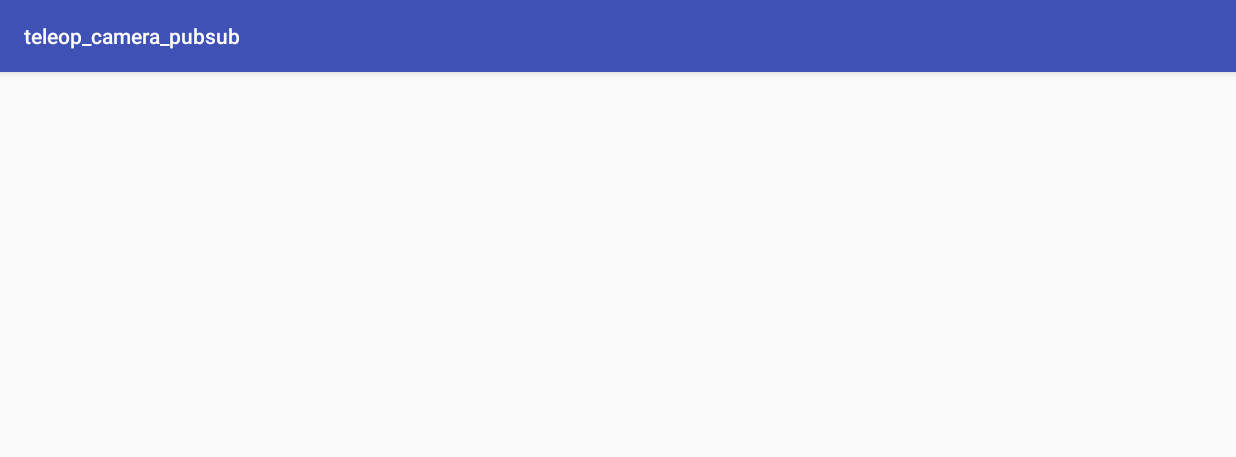
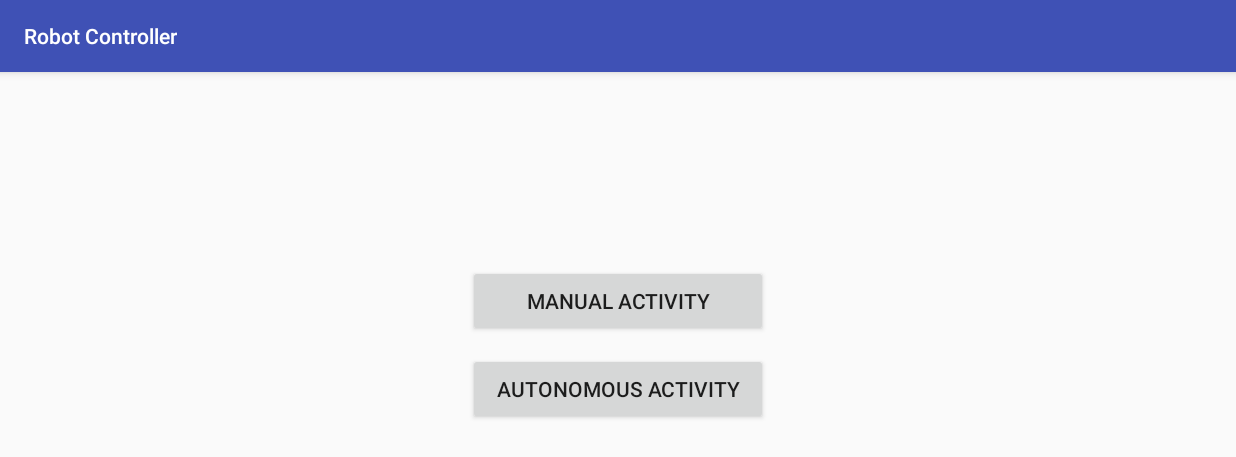
Before and after one commit to adhithadias/ros-android-rosjava-imagetransport-aumented-reality, an Android app: the screen it shows after launch (MainActivity), on a phone screen of 824 x 412 dp (held sideways). Shown: the top 457 px of the screen. Run offline under Robolectric (Android 15) with nearby library versions, the phone set to English and light mode, and no system bars; libraries missing offline, so code that uses them is left out: org.ros.node; plain views replace RosImageView.

Commit message:
Added activity chooser

```diff
--- a/build.gradle
+++ b/build.gradle
@@ -1,9 +1,9 @@
-
 dependencies {
     compile 'org.ros.android_core:android_15:[0.3,0.4)'
     compile 'org.ros.rosjava_messages:ar_track_alvar_msgs:0.7.+'
     //compile 'com.github.rosjava.android_remocons:common_tools:[0.2,0.3)'
     //compile 'org.ros.android_core:android_15:[0.3,0.4)'
+//    compile 'com.android.support.constraint:constraint-layout:1.1.3'
 }
 
 apply plugin: 'com.android.application'
--- a/src/main/java/org/ros/android/teleop_camera_pubsub/MainActivity.java
+++ b/src/main/java/org/ros/android/teleop_camera_pubsub/MainActivity.java
@@ -1,11 +1,15 @@
 package org.ros.android.teleop_camera_pubsub;
 
+import android.content.Intent;
 import android.os.Bundle;
+import android.support.v7.app.AppCompatActivity;
 import android.util.Log;
 import android.view.MotionEvent;
 import android.view.View;
 import android.view.Window;
 import android.view.WindowManager;
+import android.widget.Button;
+import android.widget.Toast;
 
 import org.ros.android.MessageCallable;
 import org.ros.address.InetAddressFactory;
@@ -22,66 +26,88 @@ import std_msgs.String;
 import static android.content.ContentValues.TAG;
 
 /**
- * @author ethan.rublee@gmail.com (Ethan Rublee)
- * @author damonkohler@google.com (Damon Kohler)
+ * @author adhithadias27@gmail.com (Adhitha Dias)
  */
-public class MainActivity extends RosActivity {
 
-    private CameraImageView cameraImageView;
-    private RosComNode rosComNode;
-    private GameView gameView;
-    private android.util.Log logger;
-    private boolean method = true;
 
-    public MainActivity() {
-        super("ImageTutorial", "ImageTutorial");
+//public class MainActivity extends RosActivity {
+//
+//    private CameraImageView cameraImageView;
+//    private RosComNode rosComNode;
+//    private GameView gameView;
+//    private android.util.Log logger;
+//    private boolean method = true;
+//
+//    public MainActivity() {
+//        super("ImageTutorial", "ImageTutorial");
+//    }
+//
+//    @SuppressWarnings("unchecked")
+//    @Override
+//    public void onCreate(Bundle savedInstanceState) {
+//        super.onCreate(savedInstanceState);
+//        Log.d(TAG, "onCreate: Testing 1 ...");
+//
+//        // remove title
+//        requestWindowFeature(Window.FEATURE_NO_TITLE);
+//        getWindow().setFlags(WindowManager.LayoutParams.FLAG_FULLSCREEN,
+//                WindowManager.LayoutParams.FLAG_FULLSCREEN);
+//
+//        if(method) {
+//            gameView = new GameView(this);
+//            setContentView(gameView);
+//
+//            rosComNode = new RosComNode();
+//            rosComNode.setMessageToBitmapCallable(new BitmapFromCompressedImage());
+//        }else{
+//            setContentView(R.layout.activity_main);
+//            cameraImageView = (CameraImageView) findViewById(R.id.image);
+//            cameraImageView.setMessageToBitmapCallable(new BitmapFromCompressedImage());
+//        }
+//
+//    }
+//
+//    @Override
+//    protected void init(NodeMainExecutor nodeMainExecutor) {
+//        Log.d(TAG, "init: Creating talkers and listeners...");
+//
+//        Log.d(TAG, "init: Executing all ros nodes");
+//        NodeConfiguration nodeConfiguration =
+//                NodeConfiguration.newPublic(InetAddressFactory.newNonLoopback().getHostAddress(),
+//                        getMasterUri());
+//
+//        final int random = new Random().nextInt(61) + 20;
+//
+//        if (method) {
+//            nodeMainExecutor.execute(rosComNode, nodeConfiguration.setNodeName("android/video_view" + random));
+//            nodeMainExecutor.execute(gameView, nodeConfiguration.setNodeName("android/commands" + random));
+//        }else{
+//            nodeMainExecutor.execute(cameraImageView, nodeConfiguration.setNodeName("android/video_view" + random));
+//        }
+//        NodeConfiguration extraNodeConfiguration = NodeConfiguration.newPublic(getRosHostname());
+//        extraNodeConfiguration.setMasterUri(getMasterUri());
+//        Log.d(TAG, "init: all nodes are executed!!!");
+//    }
+//}
+
+public class MainActivity extends AppCompatActivity {
+    @Override
+    protected void onCreate(Bundle savedInstanceState) {
+        super.onCreate(savedInstanceState);
+        setContentView(R.layout.activity_main);
+
+        configureButton();
     }
 
-    @SuppressWarnings("unchecked")
-    @Override
-    public void onCreate(Bundle savedInstanceState) {
-        super.onCreate(savedInstanceState);
-        Log.d(TAG, "onCreate: Testing 1 ...");
+    void configureButton(){
+        Button manualActivityButton = (Button) findViewById(R.id.manualActivityButton);
 
-        // remove title
-        requestWindowFeature(Window.FEATURE_NO_TITLE);
-        getWindow().setFlags(WindowManager.LayoutParams.FLAG_FULLSCREEN,
-                WindowManager.LayoutParams.FLAG_FULLSCREEN);
-
-        if(method) {
-
-            gameView = new GameView(this);
-            setContentView(gameView);
-
-            rosComNode = new RosComNode();
-            rosComNode.setMessageToBitmapCallable(new BitmapFromCompressedImage());
-        }else{
-            setContentView(R.layout.activity_main);
-            cameraImageView = (CameraImageView) findViewById(R.id.image);
-            cameraImageView.setMessageToBitmapCallable(new BitmapFromCompressedImage());
-        }
+        manualActivityButton.setOnClickListener(new View.OnClickListener() {
+            @Override
+            public void onClick(View v) {
+                startActivity(new Intent(MainActivity.this, ManualActivity.class));
+            }
+        });
 
     }
-
-    @Override
-    protected void init(NodeMainExecutor nodeMainExecutor) {
-        Log.d(TAG, "init: Creating talkers and listeners...");
-
-        Log.d(TAG, "init: Executing all ros nodes");
-        NodeConfiguration nodeConfiguration =
-                NodeConfiguration.newPublic(InetAddressFactory.newNonLoopback().getHostAddress(),
-                        getMasterUri());
-
-        final int random = new Random().nextInt(61) + 20;
-
-        if (method) {
-            nodeMainExecutor.execute(rosComNode, nodeConfiguration.setNodeName("android/video_view" + random));
-            nodeMainExecutor.execute(gameView, nodeConfiguration.setNodeName("android/commands" + random));
-        }else{
-            nodeMainExecutor.execute(cameraImageView, nodeConfiguration.setNodeName("android/video_view" + random));
-        }
-        NodeConfiguration extraNodeConfiguration = NodeConfiguration.newPublic(getRosHostname());
-        extraNodeConfiguration.setMasterUri(getMasterUri());
-        Log.d(TAG, "init: all nodes are executed!!!");
-    }
 }
--- a/src/main/java/org/ros/android/teleop_camera_pubsub/MainThread.java
+++ b/src/main/java/org/ros/android/teleop_camera_pubsub/MainThread.java
@@ -80,4 +80,7 @@ public class MainThread extends Thread {
     public void setRunning(boolean isRunning) {
         running = isRunning;
     }
+
+
+
 }
--- a/src/main/res/layout/activity_main.xml
+++ b/src/main/res/layout/activity_main.xml
@@ -1,14 +1,19 @@
 <?xml version="1.0" encoding="utf-8"?>
 <LinearLayout xmlns:android="http://schemas.android.com/apk/res/android"
-android:orientation="vertical" android:layout_width="fill_parent"
-android:layout_height="fill_parent">
+    xmlns:tools="http://schemas.android.com/tools"
+    android:layout_width="fill_parent"
+    android:layout_height="fill_parent"
+    android:gravity="center"
+    android:orientation="vertical">
 
-<!--
+    <!--
     <org.ros.android.view.RosImageView
         android:layout_height="fill_parent" android:src="@mipmap/icon"
         android:id="@+id/image" android:layout_width="fill_parent">
     </org.ros.android.view.RosImageView>
 -->
+
+    <!--
 
     <org.ros.android.teleop_camera_pubsub.CameraImageView
         android:layout_width="fill_parent"
@@ -16,6 +21,45 @@ android:layout_height="fill_parent">
         android:src="@mipmap/ic_launcher"
         android:id="@+id/image">
     </org.ros.android.teleop_camera_pubsub.CameraImageView>>
+
+    -->
+<!--
+    <Button
+        android:id="@+id/manualActivityButton"
+        android:layout_width="match_parent"
+        android:layout_height="wrap_content"
+        android:layout_margin="40dp"
+        android:padding="5dp"
+        android:text="Manual Activity" />
+
+    <Button
+        android:id="@+id/button2"
+        android:layout_width="match_parent"
+        android:layout_height="wrap_content"
+        android:layout_margin="40dp"
+        android:text="Button" />
+        -->
+
+    <Button
+        android:id="@+id/manualActivityButton"
+        android:layout_width="200dp"
+        android:layout_height="wrap_content"
+        android:layout_alignParentStart="true"
+        android:layout_alignParentTop="true"
+        android:layout_margin="5dp"
+        android:padding="5dp"
+        android:text="Manual Activity" />
+
+    <Button
+        android:id="@+id/autonomousActivityButton"
+        android:layout_width="200dp"
+        android:layout_height="wrap_content"
+        android:layout_alignParentStart="true"
+        android:layout_alignParentTop="true"
+        android:layout_margin="5dp"
+        android:padding="5dp"
+        android:text="Autonomous Activity" />
+
 
 </LinearLayout>
 
--- a/src/main/res/values/strings.xml
+++ b/src/main/res/values/strings.xml
@@ -1,3 +1,4 @@
 <resources>
-    <string name="app_name">teleop_camera_pubsub</string>
+    <string name="app_name">Robot Controller</string>
+    <string name="manual_activity_button">Manual Activity</string>
 </resources>
```
Also changed, not shown: src/main/AndroidManifest.xml (+15 -6 lines), src/main/java/org/ros/android/teleop_camera_pubsub/GameView.java (+27 -18 lines), src/main/java/org/ros/android/teleop_camera_pubsub/ManualActivity.java (added, +107 -0 lines), src/main/res/layout/activity_manual.xml (added, +9 -0 lines).
